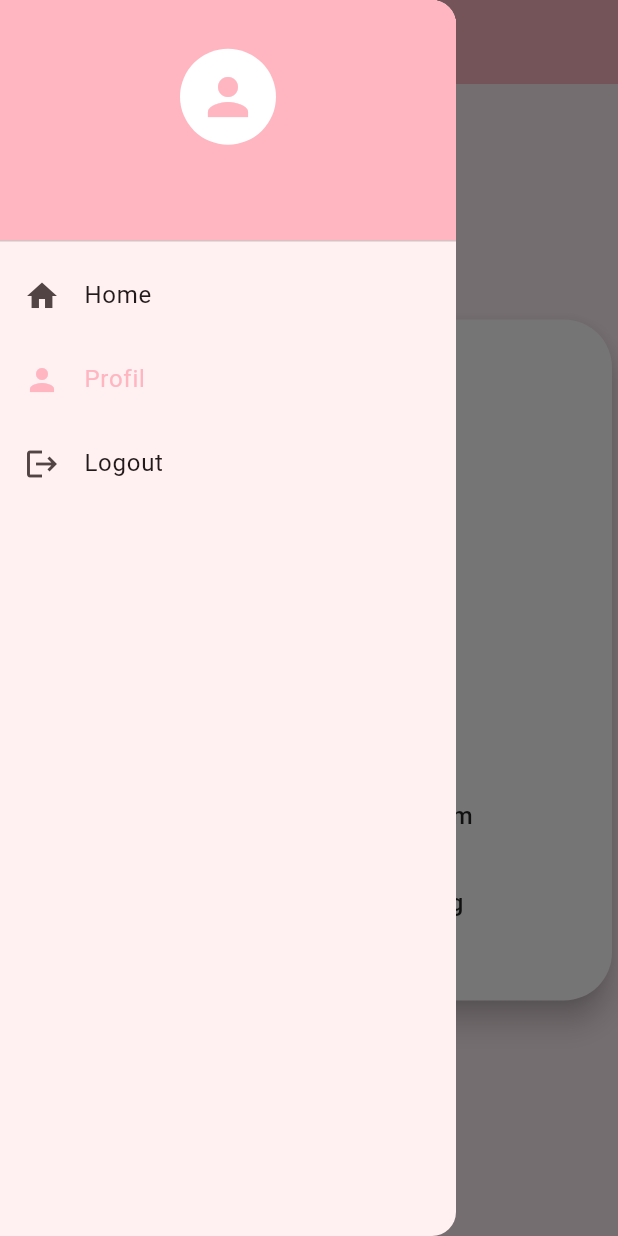
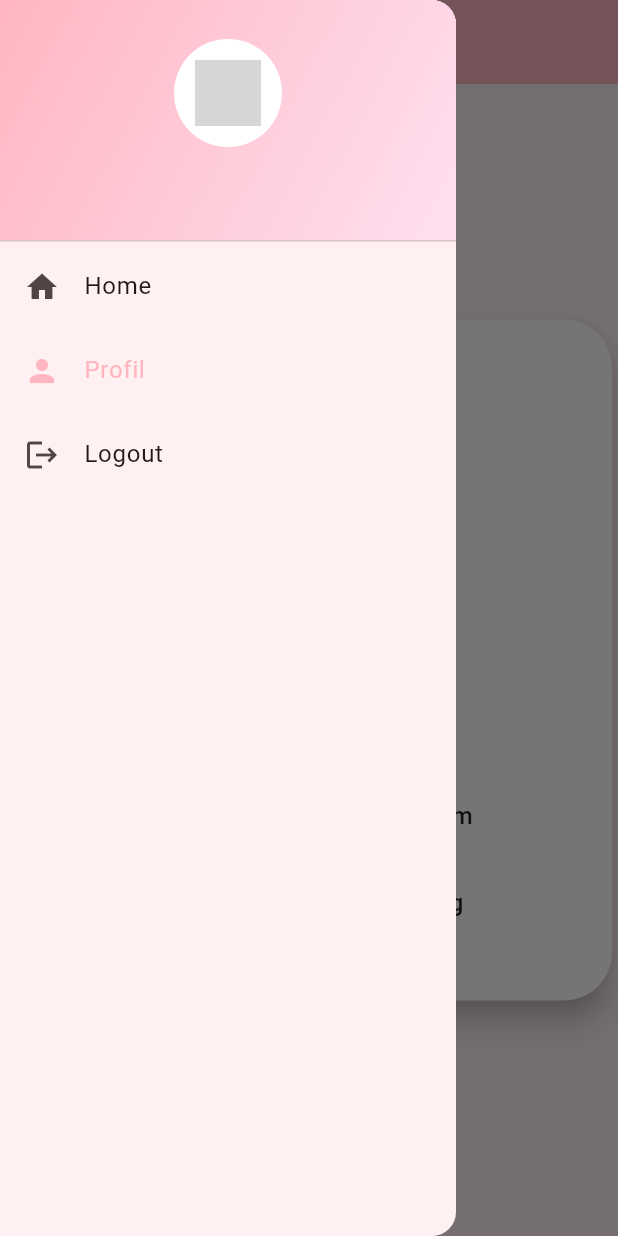
Before and after one commit to cahyoPermono/bukupink, a Flutter app: the ProfilePage screen opened by its route, with the side drawer open, on a phone screen of 412 x 824 dp. Run offline on Flutter 3.47's test engine with Material 3 defaults, Android fonts, the light colour scheme and no system bars; our stand-ins replace get, sqflite, sqflite_common_ffi; accounts and stored records are empty; grey boxes are pictures that could not be loaded.

Commit message:
Enhance HomePage and ProfilePage UI with gradient headers and improved user profile display

```diff
--- a/lib/pages_profile.dart
+++ b/lib/pages_profile.dart
@@ -55,31 +55,65 @@ class _ProfilePageState extends State<ProfilePage> {
           padding: EdgeInsets.zero,
           children: [
             DrawerHeader(
-              decoration: BoxDecoration(color: Color(0xFFFFB6C1)),
+              margin: EdgeInsets.zero,
+              decoration: BoxDecoration(
+                gradient: LinearGradient(
+                  colors: [Color(0xFFFFB6C1), Color(0xFFFFE0F0)],
+                  begin: Alignment.topLeft,
+                  end: Alignment.bottomRight,
+                ),
+              ),
+              child: FutureBuilder(
+                future: UserProfileService.getProfile(),
+                builder: (context, snapshot) {
+                  String displayName = name;
+                  if (snapshot.connectionState == ConnectionState.waiting) {
+                    displayName = 'Memuat...';
+                  } else if (snapshot.hasData && snapshot.data != null) {
+                    displayName = snapshot.data?.name ?? name;
+                  }
+                  return Center(
+                    child: SingleChildScrollView(
                       child: Column(
+                        mainAxisSize: MainAxisSize.min,
                         mainAxisAlignment: MainAxisAlignment.center,
                         children: [
                           CircleAvatar(
-                    radius: 32,
+                            radius: 36,
                             backgroundColor: Colors.white,
-                    child: Icon(
+                            child: Image.asset(
+                              'assets/icons/cute_girl.png',
+                              height: 48,
+                              width: 48,
+                              fit: BoxFit.contain,
+                              errorBuilder:
+                                  (c, o, s) => Icon(
                                     Icons.person,
-                      size: 40,
+                                    size: 44,
                                     color: Color(0xFFFFB6C1),
                                   ),
                             ),
-                  SizedBox(height: 12),
+                          ),
+                          SizedBox(height: 14),
                           Text(
-                    name,
+                            displayName,
                             style: TextStyle(
-                      color: Colors.white,
-                      fontSize: 18,
-                      fontWeight: FontWeight.bold,
+                              color: Color(0xFFB266B2),
+                              fontSize: 20,
+                              fontWeight: FontWeight.w700,
+                              fontFamily: 'Nunito',
+                              letterSpacing: 0.5,
                             ),
                           ),
                         ],
                       ),
                     ),
+                  );
+                },
+              ),
+            ),
+            Container(height: 2, color: Colors.transparent),
+            SizedBox(height: 0),
             ListTile(
               leading: Icon(Icons.home),
               title: Text('Home'),
```
Also changed, not shown: lib/pages_home.dart (+80 -27 lines). Lines whose indentation alone changed are shown as unchanged.
